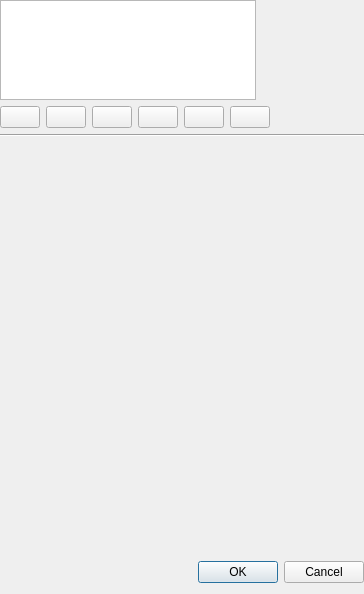
This is src/ui/qgssymbolv2selectordialogbase.ui in qgis/QGIS as Qt 5 draws it before an edit. The edited form follows.
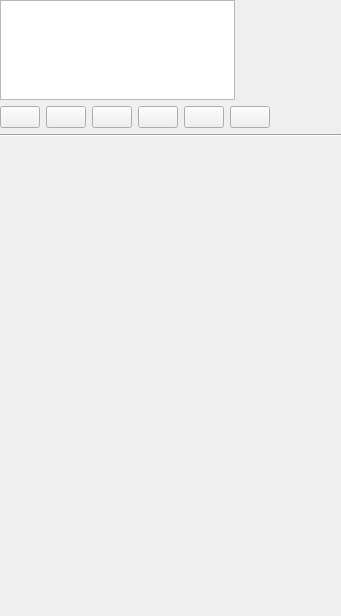
This is the edited form.

```diff
--- a/src/ui/qgssymbolv2selectordialogbase.ui
+++ b/src/ui/qgssymbolv2selectordialogbase.ui
@@ -1,26 +1,20 @@
 <?xml version="1.0" encoding="UTF-8"?>
 <ui version="4.0">
  <class>QgsSymbolV2SelectorDialogBase</class>
- <widget class="QDialog" name="QgsSymbolV2SelectorDialogBase">
+ <widget class="QWidget" name="QgsSymbolV2SelectorDialogBase">
   <property name="geometry">
    <rect>
     <x>0</x>
     <y>0</y>
-    <width>364</width>
-    <height>594</height>
+    <width>341</width>
+    <height>616</height>
    </rect>
   </property>
   <property name="windowTitle">
    <string>Symbol selector</string>
   </property>
-  <layout class="QVBoxLayout" name="verticalLayout_3">
-   <property name="leftMargin">
-    <number>0</number>
-   </property>
-   <property name="topMargin">
-    <number>0</number>
-   </property>
-   <property name="rightMargin">
+  <layout class="QVBoxLayout" name="verticalLayout">
+   <property name="margin">
     <number>0</number>
    </property>
    <item>
@@ -36,8 +30,8 @@
        <rect>
         <x>0</x>
         <y>0</y>
-        <width>364</width>
-        <height>552</height>
+        <width>341</width>
+        <height>616</height>
        </rect>
       </property>
       <layout class="QGridLayout" name="gridLayout">
@@ -247,16 +241,6 @@
      </widget>
     </widget>
    </item>
-   <item>
-    <widget class="QDialogButtonBox" name="buttonBox">
-     <property name="orientation">
-      <enum>Qt::Horizontal</enum>
-     </property>
-     <property name="standardButtons">
-      <set>QDialogButtonBox::Cancel|QDialogButtonBox::Ok</set>
-     </property>
-    </widget>
-   </item>
   </layout>
  </widget>
  <resources/>
```
Left out of the diff: 140 changed lines with no effect on the pictures.
